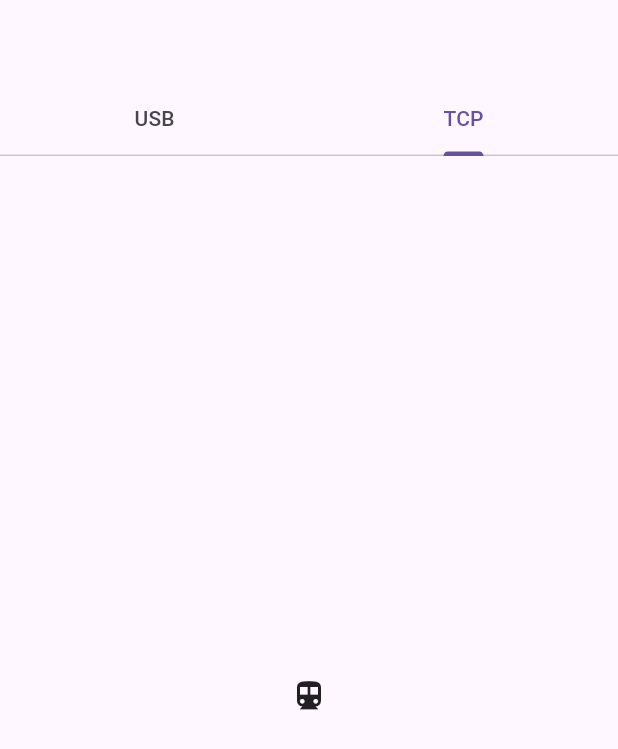
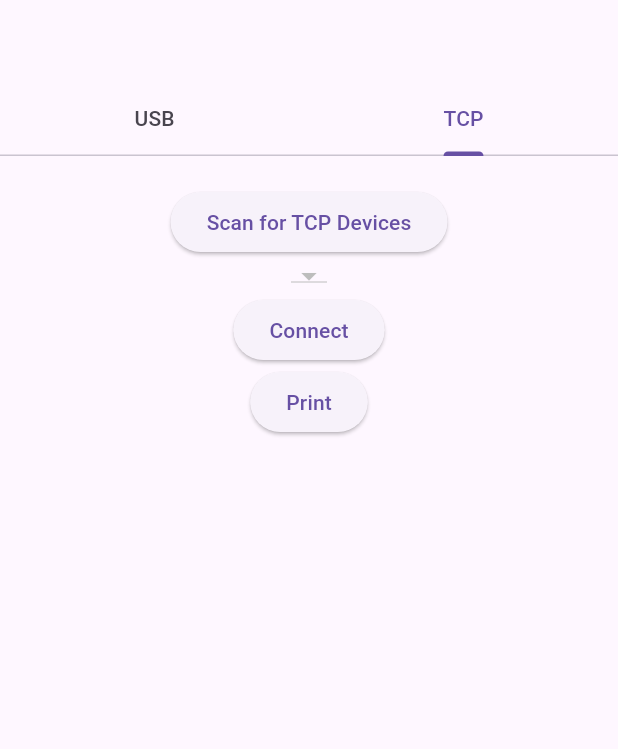
Before and after one commit to hallmayer/flutter_printer_manager, a Flutter app: the screen it shows after launch, tab 2 chosen, on a phone screen of 412 x 824 dp. Shown: the top 749 px of the screen. Run offline on Flutter 3.47's test engine with Material 3 defaults, Android fonts, the phone set to English and light mode, and no system bars; our stand-ins replace logger, plugin_platform_interface; missing offline and left inert: flutter_esc_pos_utils, network_info_plus.

Commit message:
adjusted stuff

```diff
--- a/flutter_printer_manager/example/lib/main.dart
+++ b/flutter_printer_manager/example/lib/main.dart
@@ -2,6 +2,7 @@ import 'package:flutter/material.dart';
 import 'dart:async';
 
 import 'package:flutter_esc_pos_utils/flutter_esc_pos_utils.dart';
+import 'package:flutter_printer_manager_example/src/tcp_printer_tab.dart';
 import 'package:flutter_printer_manager_example/src/usb_printer_tab.dart';
 
 void main() async {
@@ -18,7 +19,6 @@ class MyApp extends StatefulWidget {
 }
 
 class _MyAppState extends State<MyApp> {
-
   @override
   void initState() {
     super.initState();
@@ -33,21 +33,17 @@ class _MyAppState extends State<MyApp> {
             appBar: AppBar(
               bottom: const TabBar(
                 tabs: [
-                Tab(text: "USB",),
+                  Tab(
+                    text: "USB",
+                  ),
                   Tab(text: "TCP"),
                 ],
               ),
             ),
             body: const TabBarView(
-          children: [
-            UsbPrinterTab(),
-            Icon(Icons.directions_transit),
-          ],
-          )
-        ),
+              children: [UsbPrinterTab(), TCPPrinterTab()],
+            )),
       ),
     );
   }
-
-
 }
--- /dev/null
+++ b/flutter_printer_manager/example/lib/src/tcp_printer_tab.dart
@@ -0,0 +1,88 @@
+import 'dart:io';
+
+import 'package:flutter/material.dart';
+import 'package:flutter_printer_manager/flutter_printer_manager.dart';
+import 'package:flutter_printer_manager_example/src/consts.dart';
+import 'package:flutter_printer_manager_example/src/logger.dart';
+import 'package:flutter_printer_manager_platform_interface/flutter_printer_manager_platform_interface.dart';
+
+class TCPPrinterTab extends StatefulWidget {
+  const TCPPrinterTab({super.key});
+
+  @override
+  State<TCPPrinterTab> createState() => _TCPPrinterTabState();
+}
+
+class _TCPPrinterTabState extends State<TCPPrinterTab> {
+  List<TcpPrinter> printers = [];
+
+  PrinterModel? selectedPrinter;
+
+  PrinterState state = PrinterState.none;
+
+  @override
+  void initState() {
+    super.initState();
+    FlutterPrinterController.instance.tcpPrinterConnector.isConnectedStream.stream.listen((data) {
+      logger.d("Retrieved printer status $data");
+      setState(() {
+        state = data;
+      });
+    });
+  }
+
+  @override
+  Widget build(BuildContext context) {
+    return Column(
+      children: [
+        PrinterStateIndicator(printerState: state),
+        const SizedBox(
+          height: 10,
+        ),
+        PrinterStateStreamIndicator(
+          stream: FlutterPrinterController.instance.tcpPrinterConnector.isConnectedStream.stream,
+        ),
+        const SizedBox(
+          height: 10,
+        ),
+        ElevatedButton(
+          onPressed: () async {
+            List<TcpPrinter> devices = await FlutterPrinterController.instance.discovery(printerType: PrinterType.network) as List<TcpPrinter>;
+            setState(() {
+              printers = devices;
+            });
+          },
+          child: const Text("Scan for TCP Devices"),
+        ),
+        DropdownButton(
+            autofocus: false,
+            value: selectedPrinter,
+            items: printers
+                .map((printer) => DropdownMenuItem(
+                      child: Text(printer.hostname ?? ""),
+                      value: printer,
+                    ))
+                .toList(),
+            onChanged: (printer) async {
+              if (printer != null) {
+                setState(() {
+                  selectedPrinter = printer;
+                });
+              }
+            }),
+        ElevatedButton(
+            onPressed: () async {
+              var result = await FlutterPrinterController.instance.connect(printer: selectedPrinter!, printerType: PrinterType.network);
+            },
+            child: Text("Connect")),
+        ElevatedButton(
+            onPressed: () async {
+              var bytes = await Helper.testTicket();
+              var result = await FlutterPrinterController.instance.send(printer: selectedPrinter!, bytes: bytes);
+              logger.d("Printed with result $result");
+            },
+            child: Text("Print"))
+      ],
+    );
+  }
+}
```
Also changed, not shown: flutter_printer_manager/lib/src/models/tcp_printer_connector.dart (+15 -18 lines), flutter_printer_manager/lib/src/utils/network_analyzer.dart (+5 -7 lines), flutter_printer_manager/example/pubspec.lock. Lines whose indentation alone changed are shown as unchanged.
